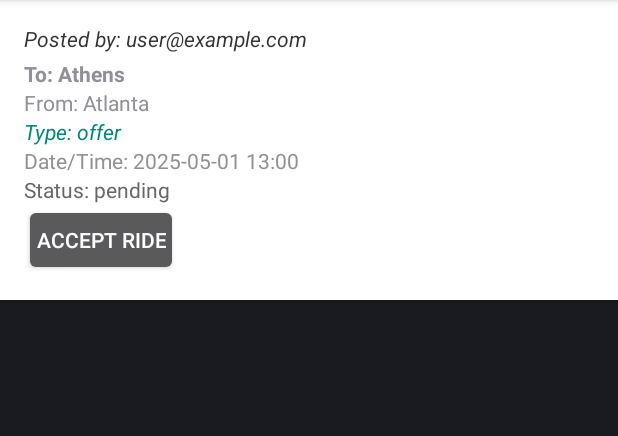
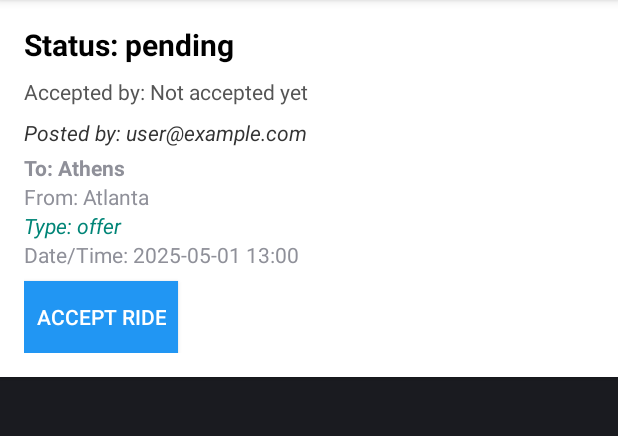
Before and after one commit to julianphann/csci4060_final_project, an Android app: the layout item_ride.xml on its own in the app's theme, with its tools: preview values and no code run, on a phone screen of 412 x 824 dp, the part 84-520 px from its top. Run offline under Robolectric (Android 15) with nearby library versions, the light colour scheme and no system bars.

Commit message:
kind of implemented complete ride

```diff
--- /dev/null
+++ b/app/src/main/res/drawable/button_background.xml
@@ -0,0 +1,5 @@
+<?xml version="1.0" encoding="utf-8"?>
+<selector xmlns:android="http://schemas.android.com/apk/res/android">
+    <item android:state_enabled="false" android:drawable="@color/button_gray" /> <!-- Disabled state -->
+    <item android:drawable="@color/button_blue" /> <!-- Default state -->
+</selector>
--- a/app/src/main/res/layout/item_ride.xml
+++ b/app/src/main/res/layout/item_ride.xml
@@ -7,6 +7,26 @@
     android:background="#FFF"
     android:elevation="2dp"
     android:layout_marginBottom="8dp">
+
+    <!-- Status (BIG and at the TOP) -->
+    <TextView
+        android:id="@+id/text_status"
+        android:layout_width="wrap_content"
+        android:layout_height="wrap_content"
+        android:text="Status: pending"
+        android:textColor="#000000"
+        android:textSize="20sp"
+        android:textStyle="bold"
+        android:layout_marginBottom="8dp" />
+
+    <!-- Accepted By -->
+    <TextView
+        android:id="@+id/text_accepted_by"
+        android:layout_width="wrap_content"
+        android:layout_height="wrap_content"
+        android:text="Accepted by: Not accepted yet"
+        android:textColor="#555"
+        android:layout_marginBottom="8dp"/>
 
     <!-- User Email -->
     <TextView
@@ -49,14 +69,6 @@
         android:layout_height="wrap_content"
         android:text="Date/Time: 2025-05-01 13:00" />
 
-    <!-- Status -->
-    <TextView
-        android:id="@+id/text_status"
-        android:layout_width="wrap_content"
-        android:layout_height="wrap_content"
-        android:text="Status: pending"
-        android:textColor="#666" />
-
     <!-- Accept Button -->
     <Button
         android:id="@+id/button_accept_ride"
@@ -64,5 +76,8 @@
         android:layout_height="wrap_content"
         android:text="Accept Ride"
         android:textColor="@android:color/white"
-        android:padding="8dp"/>
+        android:padding="8dp"
+        android:layout_marginTop="8dp"
+        android:background="@drawable/button_background" />  <!-- Default button background -->
+
 </LinearLayout>
--- a/app/src/main/res/values/colors.xml
+++ b/app/src/main/res/values/colors.xml
@@ -7,4 +7,7 @@
     <color name="teal_700">#FF018786</color>
     <color name="black">#FF000000</color>
     <color name="white">#FFFFFFFF</color>
+    <color name="button_gray">#D3D3D3</color> <!-- Light gray color -->
+    <color name="button_blue">#2196F3</color> <!-- Blue color for the active button -->
+
 </resources>
```
Also changed, not shown: app/src/main/java/edu/uga/cs/finalproject/Ride.java (+28 -0 lines), app/src/main/java/edu/uga/cs/finalproject/RideAdapter.java (+27 -7 lines), app/src/main/java/edu/uga/cs/finalproject/ui/rides/RidesFragment.java (+44 -21 lines).
